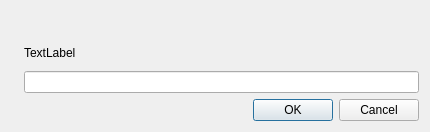
Old version of the form bacula/src/qt-console/select/textinput.ui in the repository rkorzeniewski/bacula.
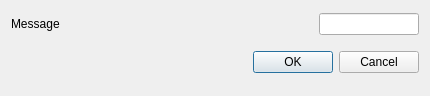
New version of the form.

Commit message: Fix text input in bat. Fixe bug #1965

What changed in the file:
```diff
--- a/bacula/src/qt-console/select/textinput.ui
+++ b/bacula/src/qt-console/select/textinput.ui
@@ -10,47 +10,86 @@
     <x>0</x>
     <y>0</y>
     <width>430</width>
-    <height>132</height>
+    <height>96</height>
    </rect>
   </property>
   <property name="windowTitle">
    <string>Selection dialog</string>
   </property>
   <layout class="QGridLayout" name="gridLayout">
+   <item row="0" column="1">
+    <widget class="QLineEdit" name="lineEdit">
+     <property name="sizePolicy">
+      <sizepolicy hsizetype="Minimum" vsizetype="Fixed">
+       <horstretch>0</horstretch>
+       <verstretch>0</verstretch>
+      </sizepolicy>
+     </property>
+     <property name="minimumSize">
+      <size>
+       <width>50</width>
+       <height>0</height>
+      </size>
+     </property>
+     <property name="maximumSize">
+      <size>
+       <width>100</width>
+       <height>16777215</height>
+      </size>
+     </property>
+     <property name="focusPolicy">
+      <enum>Qt::TabFocus</enum>
+     </property>
+    </widget>
+   </item>
    <item row="0" column="0">
     <widget class="QLabel" name="labelWidget">
-     <property name="text">
-      <string/>
+     <property name="sizePolicy">
+      <sizepolicy hsizetype="Expanding" vsizetype="Preferred">
+       <horstretch>0</horstretch>
+       <verstretch>0</verstretch>
+      </sizepolicy>
      </property>
-    </widget>
-   </item>
-   <item row="1" column="1">
-    <widget class="QLabel" name="label">
      <property name="text">
-      <string>TextLabel</string>
+      <string>Message</string>
      </property>
     </widget>
    </item>
-   <item row="2" column="1">
-    <widget class="QLineEdit" name="lineEdit"/>
-   </item>
-   <item row="3" column="1">
+   <item row="2" column="0" colspan="2">
     <layout class="QHBoxLayout" name="horizontalLayout">
+     <property name="spacing">
+      <number>5</number>
+     </property>
      <item>
       <spacer name="horizontalSpacer">
        <property name="orientation">
         <enum>Qt::Horizontal</enum>
        </property>
+       <property name="sizeType">
+        <enum>QSizePolicy::Expanding</enum>
+       </property>
        <property name="sizeHint" stdset="0">
         <size>
-         <width>40</width>
-         <height>20</height>
+         <width>26</width>
+         <height>9</height>
         </size>
        </property>
       </spacer>
      </item>
      <item>
       <widget class="QDialogButtonBox" name="buttonBox">
+       <property name="sizePolicy">
+        <sizepolicy hsizetype="Expanding" vsizetype="Expanding">
+         <horstretch>0</horstretch>
+         <verstretch>0</verstretch>
+        </sizepolicy>
+       </property>
+       <property name="maximumSize">
+        <size>
+         <width>16777215</width>
+         <height>38</height>
+        </size>
+       </property>
        <property name="orientation">
         <enum>Qt::Horizontal</enum>
        </property>
```
Left out of the diff: 5 changed lines with no effect on the pictures. The commit also changes 1 other file.
